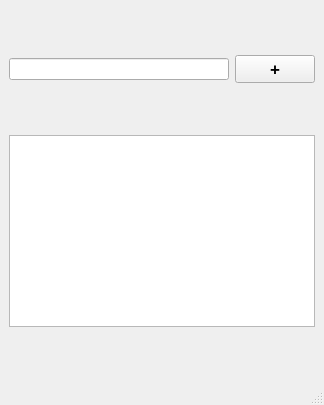
Qt form main_window.ui (SinaHosseini/episode-22) before a commit.
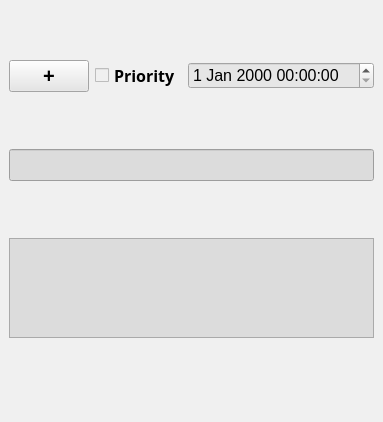
The same form after that commit. Icons and pictures are not drawn.

Patch:
```diff
--- a/main_window.ui
+++ b/main_window.ui
@@ -6,12 +6,25 @@
    <rect>
     <x>0</x>
     <y>0</y>
-    <width>324</width>
-    <height>405</height>
+    <width>368</width>
+    <height>422</height>
    </rect>
   </property>
   <property name="windowTitle">
-   <string>MainWindow</string>
+   <string>To Do List</string>
+  </property>
+  <property name="windowIcon">
+   <iconset>
+    <normaloff>todo-list-icon.jpg</normaloff>todo-list-icon.jpg</iconset>
+  </property>
+  <property name="styleSheet">
+   <string notr="true">background-color: rgb(240, 240, 240);</string>
+  </property>
+  <property name="iconSize">
+   <size>
+    <width>100</width>
+    <height>100</height>
+   </size>
   </property>
   <widget class="QWidget" name="centralwidget">
    <layout class="QVBoxLayout" name="verticalLayout">
@@ -21,43 +34,89 @@
     <item>
      <layout class="QHBoxLayout" name="horizontalLayout">
       <item>
-       <widget class="QLineEdit" name="tb_new_task">
-        <property name="sizePolicy">
-         <sizepolicy hsizetype="Expanding" vsizetype="Maximum">
-          <horstretch>0</horstretch>
-          <verstretch>0</verstretch>
-         </sizepolicy>
-        </property>
-       </widget>
-      </item>
-      <item>
-       <widget class="QPushButton" name="btn_new_task">
-        <property name="sizePolicy">
-         <sizepolicy hsizetype="Minimum" vsizetype="Maximum">
-          <horstretch>0</horstretch>
-          <verstretch>0</verstretch>
-         </sizepolicy>
-        </property>
+       <widget class="QPushButton" name="btn_newtask">
         <property name="font">
          <font>
-          <pointsize>13</pointsize>
+          <pointsize>15</pointsize>
           <bold>true</bold>
          </font>
         </property>
+        <property name="toolTip">
+         <string>add new task</string>
+        </property>
+        <property name="styleSheet">
+         <string notr="true">background-color: rgb(230, 230, 230);</string>
+        </property>
         <property name="text">
          <string>+</string>
         </property>
        </widget>
       </item>
+      <item>
+       <widget class="QCheckBox" name="cb_priority">
+        <property name="font">
+         <font>
+          <family>Centaur</family>
+          <pointsize>12</pointsize>
+          <italic>false</italic>
+          <bold>true</bold>
+         </font>
+        </property>
+        <property name="toolTip">
+         <string>If this task is important clicked</string>
+        </property>
+        <property name="text">
+         <string>Priority</string>
+        </property>
+       </widget>
+      </item>
+      <item>
+       <widget class="QDateTimeEdit" name="dateTimeEdit">
+        <property name="font">
+         <font>
+          <pointsize>12</pointsize>
+         </font>
+        </property>
+        <property name="styleSheet">
+         <string notr="true">background-color: rgb(230, 230, 230);</string>
+        </property>
+       </widget>
+      </item>
      </layout>
     </item>
     <item>
-     <widget class="QTextEdit" name="tb_new_task_dec">
-      <property name="sizePolicy">
-       <sizepolicy hsizetype="Minimum" vsizetype="Maximum">
-        <horstretch>0</horstretch>
-        <verstretch>0</verstretch>
-       </sizepolicy>
+     <widget class="QLineEdit" name="tb_new_task_title">
+      <property name="font">
+       <font>
+        <pointsize>15</pointsize>
+       </font>
+      </property>
+      <property name="toolTip">
+       <string>Title</string>
+      </property>
+      <property name="styleSheet">
+       <string notr="true">background-color: rgb(220, 220, 220);</string>
+      </property>
+     </widget>
+    </item>
+    <item>
+     <widget class="QTextEdit" name="tb_new_task_description">
+      <property name="maximumSize">
+       <size>
+        <width>16777215</width>
+        <height>100</height>
+       </size>
+      </property>
+      <property name="font">
+       <font>
+        <pointsize>15</pointsize>
+       </font>
+      </property>
+      <property name="toolTip">
+       <string>description</string>
+      </property>
+      <property name="styleSheet">
+       <string notr="true">background-color: rgb(220, 220, 220);</string>
       </property>
      </widget>
     </item>
```
Left out of the diff: 2 changed lines with no effect on the pictures.
